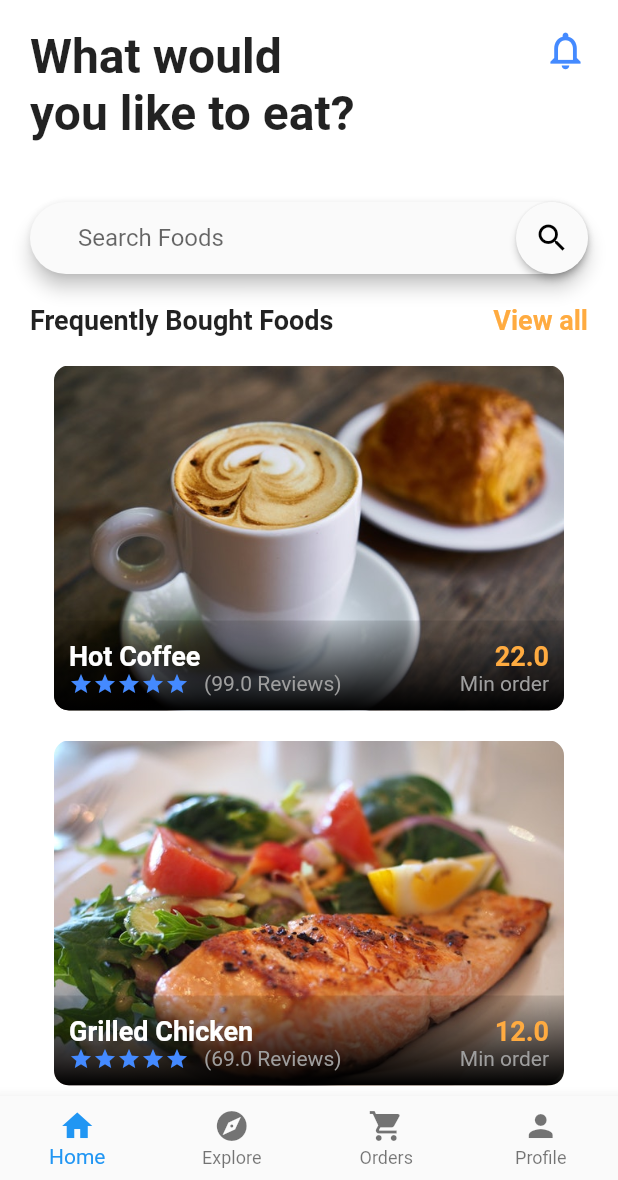
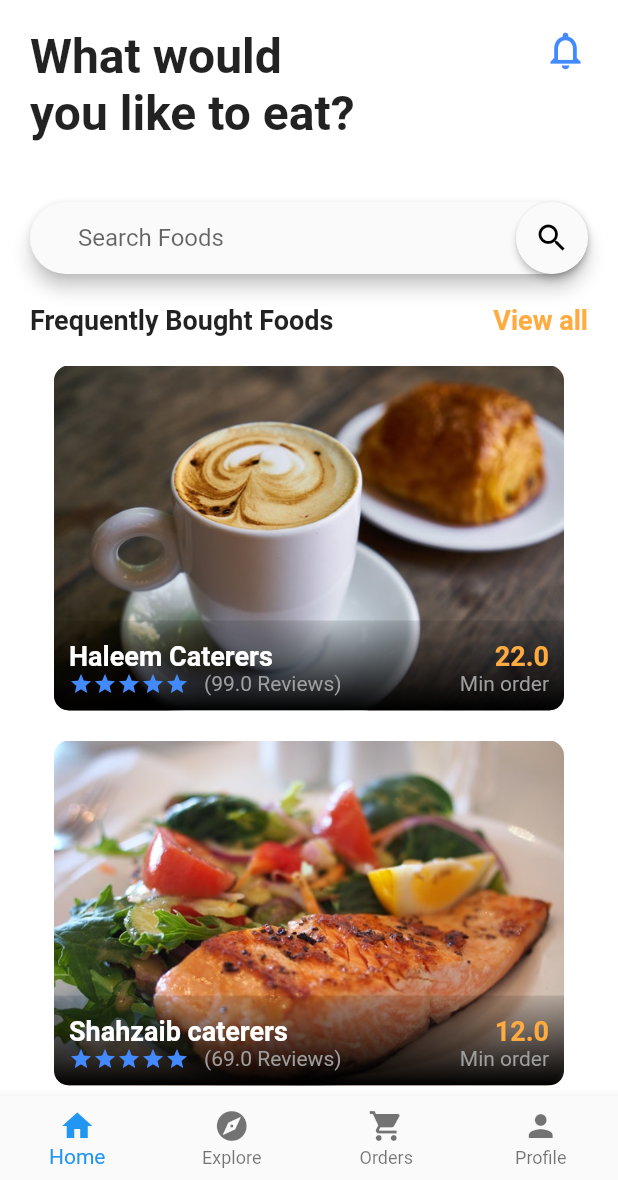
Before and after one commit to danyal97/BiteLancer, a Flutter app: the screen it shows once a user with an empty profile is signed in, on a phone screen of 412 x 824 dp, the part 56-1236 px from its top. Run offline on Flutter 3.47's test engine with Material 2 defaults, Android fonts, the phone set to English and light mode, and no system bars; our stand-ins replace cloud_firestore, firebase_auth, firebase_storage, flutter_spinkit, image_picker, simple_animations; missing offline and left inert: slimy_card; accounts and stored records are empty.

Commit message:
static food items added

```diff
--- a/lib/src/data/food_data.dart
+++ b/lib/src/data/food_data.dart
@@ -3,7 +3,7 @@ import '../models/food_model.dart';
 final foods = [
   Food(
     id: "1",
-    name: "Hot Coffee",
+    name: "Haleem Caterers",
     imagePath: "assets/images/breakfast.jpeg",
     category: "1",
     price: 22.0,
@@ -12,7 +12,7 @@ final foods = [
   ),
   Food(
     id: "2",
-    name: "Grilled Chicken",
+    name: "Shahzaib caterers",
     imagePath: "assets/images/lunch.jpeg",
     category: "2",
     price: 12.0,
```
